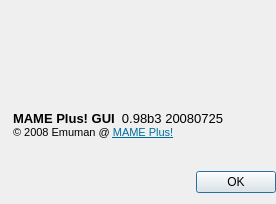
Old version of the form trunk/qtui/about.ui in the repository svn2github/mameplus.
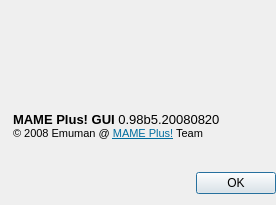
New version of the form. Icons and pictures are not drawn.

```diff
--- a/trunk/qtui/about.ui
+++ b/trunk/qtui/about.ui
@@ -6,7 +6,7 @@
     <x>0</x>
     <y>0</y>
     <width>276</width>
-    <height>204</height>
+    <height>205</height>
    </rect>
   </property>
   <property name="windowTitle" >
@@ -49,8 +49,8 @@
 &lt;html>&lt;head>&lt;meta name="qrichtext" content="1" />&lt;style type="text/css">
 p, li { white-space: pre-wrap; }
 &lt;/style>&lt;/head>&lt;body style=" font-family:'MS Shell Dlg 2'; font-size:8.25pt; font-weight:400; font-style:normal;">
-&lt;p style=" margin-top:0px; margin-bottom:0px; margin-left:0px; margin-right:0px; -qt-block-indent:0; text-indent:0px; font-size:8pt;">&lt;span style=" font-size:10pt; font-weight:600;">MAME Plus! GUI &lt;/span>&lt;span style=" font-size:10pt;"> 0.98b3 20080725&lt;/span>&lt;/p>
-&lt;p style=" margin-top:0px; margin-bottom:0px; margin-left:0px; margin-right:0px; -qt-block-indent:0; text-indent:0px; font-size:8pt;">© 2008 Emuman @ &lt;a href="http://mameicons.free.fr/mame32p/">&lt;span style=" text-decoration: underline; color:#006d9f;">MAME Plus!&lt;/span>&lt;/a>&lt;/p>&lt;/body>&lt;/html></string>
+&lt;p style=" margin-top:0px; margin-bottom:0px; margin-left:0px; margin-right:0px; -qt-block-indent:0; text-indent:0px; font-size:8pt;">&lt;span style=" font-size:10pt; font-weight:600;">MAME Plus! GUI &lt;/span>&lt;span style=" font-size:10pt;">0.98b5.20080820&lt;/span>&lt;/p>
+&lt;p style=" margin-top:0px; margin-bottom:0px; margin-left:0px; margin-right:0px; -qt-block-indent:0; text-indent:0px; font-size:8pt;">© 2008 Emuman @ &lt;a href="http://mameicons.free.fr/mame32p/">&lt;span style=" text-decoration: underline; color:#006d9f;">MAME Plus!&lt;/span>&lt;/a> Team&lt;/p>&lt;/body>&lt;/html></string>
        </property>
        <property name="scaledContents" >
         <bool>false</bool>
```
